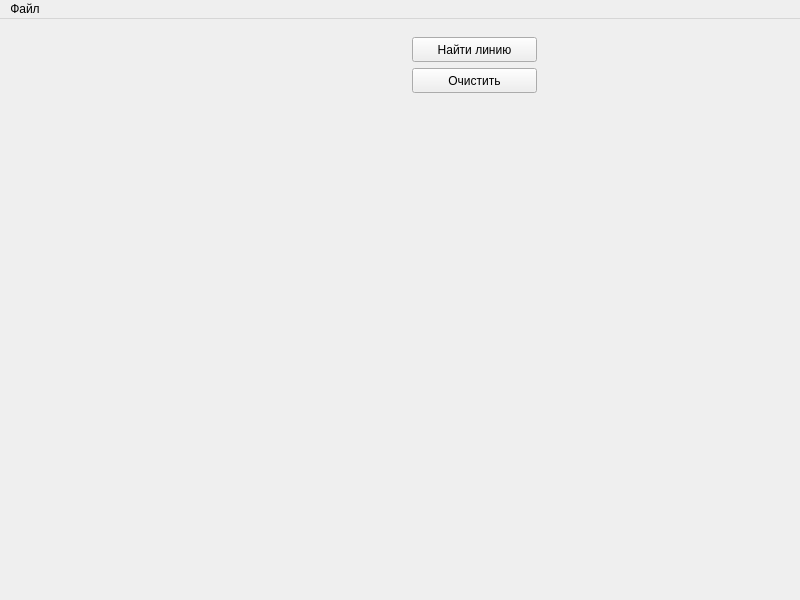
Old version of the form Task_2/Interface.ui in the repository AlferovKirill/Test.
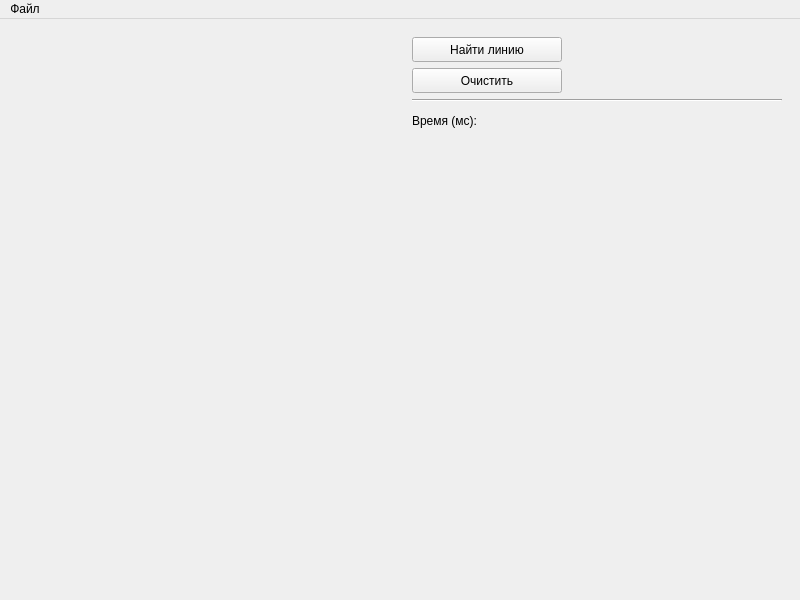
New version of the form. Custom widgets are drawn as their Qt base class.

What changed in the file:
```diff
--- a/Task_2/Interface.ui
+++ b/Task_2/Interface.ui
@@ -25,13 +25,13 @@
         <widget class="QPushButton" name="searchButton">
          <property name="minimumSize">
           <size>
-           <width>125</width>
+           <width>150</width>
            <height>25</height>
           </size>
          </property>
          <property name="maximumSize">
           <size>
-           <width>125</width>
+           <width>150</width>
            <height>25</height>
           </size>
          </property>
@@ -44,13 +44,13 @@
         <widget class="QPushButton" name="clearButton">
          <property name="minimumSize">
           <size>
-           <width>125</width>
+           <width>150</width>
            <height>25</height>
           </size>
          </property>
          <property name="maximumSize">
           <size>
-           <width>125</width>
+           <width>150</width>
            <height>25</height>
           </size>
          </property>
@@ -59,6 +59,54 @@
          </property>
         </widget>
        </item>
+       <item>
+        <widget class="Line" name="line">
+         <property name="orientation">
+          <enum>Qt::Horizontal</enum>
+         </property>
+        </widget>
+       </item>
+       <item>
+        <widget class="QLabel" name="timeLabel">
+         <property name="minimumSize">
+          <size>
+           <width>150</width>
+           <height>25</height>
+          </size>
+         </property>
+         <property name="maximumSize">
+          <size>
+           <width>150</width>
+           <height>25</height>
+          </size>
+         </property>
+         <property name="text">
+          <string>Время (мс):</string>
+         </property>
+        </widget>
+       </item>
+       <item>
+        <widget class="QLabel" name="equationOutLine">
+         <property name="minimumSize">
+          <size>
+           <width>150</width>
+           <height>25</height>
+          </size>
+         </property>
+         <property name="maximumSize">
+          <size>
+           <width>125</width>
+           <height>25</height>
+          </size>
+         </property>
+         <property name="text">
+          <string/>
+         </property>
+         <property name="alignment">
+          <set>Qt::AlignLeading|Qt::AlignLeft|Qt::AlignVCenter</set>
+         </property>
+        </widget>
+       </item>
        <item>
         <spacer name="verticalSpacer">
          <property name="orientation">
```
